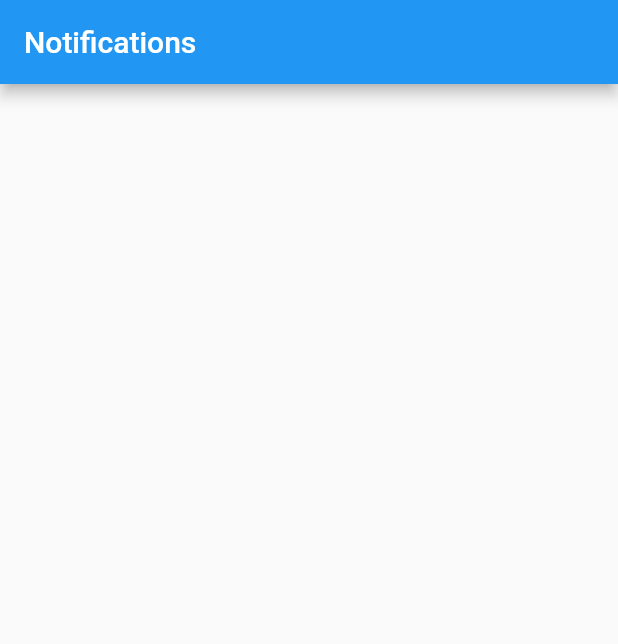
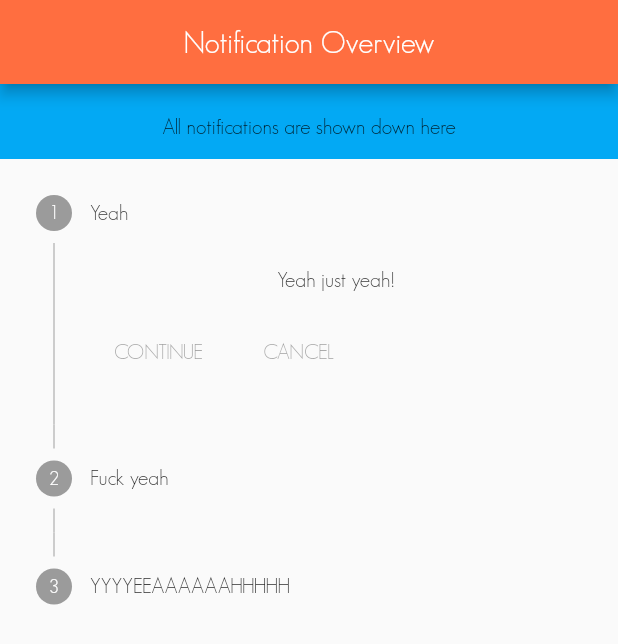
Before and after one commit to timlokers/Notification, a Flutter app: the screen it shows after launch, on a phone screen of 412 x 824 dp. Shown: the top 644 px of the screen. Run offline on Flutter 3.47's test engine with Material 2 defaults, Android fonts, the phone set to English and light mode, and no system bars.

Commit message:
new code

```diff
--- a/lib/main.dart
+++ b/lib/main.dart
@@ -12,7 +12,8 @@ class MyApp extends StatelessWidget {
     return MaterialApp(
       title: 'Flutter Demo',
       theme: ThemeData(
-        primarySwatch: Colors.blue,
+        primaryColor: Colors.deepOrangeAccent[200],
+        fontFamily: 'Geo'
       ),
       home: NotificationOverview(),
     );
--- /dev/null
+++ b/lib/model/notification.dart
@@ -0,0 +1,8 @@
+class Notification {
+  String id;
+  String description;
+  String priority;
+  DateTime timeStamp;
+
+  Notification({this.id, this.description, this.priority, this.timeStamp});
+}
--- a/lib/screens/notification_overview.dart
+++ b/lib/screens/notification_overview.dart
@@ -1,12 +1,45 @@
 import 'package:flutter/material.dart';
 
-class NotificationOverview extends StatelessWidget{
-
+class NotificationOverview extends StatelessWidget {
   @override
   Widget build(BuildContext context) {
     return Scaffold(
       appBar: AppBar(
-        title: Text('Notifications'),
+        centerTitle: true,
+        title: Text('Notification Overview'),
+      ),
+      body: Column(
+        children: <Widget>[
+          Container(
+            padding:
+                EdgeInsets.only(left: 0.0, top: 20.0, bottom: 0.0, right: 0.0),
+            color: Colors.lightBlue,
+            height: 50.0,
+            width: double.infinity,
+            child: Text(
+              'All notifications are shown down here',
+              textAlign: TextAlign.center,
+            ),
+          ),
+          SingleChildScrollView(
+            child: Container(
+              child: Stepper(steps: [
+                Step(
+                  title: Text('Yeah'),
+                  content: Text('Yeah just yeah!'),
+                ),
+                Step(
+                  title: Text('Fuck yeah'),
+                  content: Text('Yeah just fuck yeah!'),
+                ),
+                Step(
+                  title: Text('YYYYEEAAAAAAHHHHH'),
+                  content: Text('fuck, I shit my pants...'),
+                )
+              ]),
+            ),
+          )
+        ],
       ),
     );
   }
```
Also changed, not shown: pubspec.yaml (+4 -4 lines), assets/fonts/GeosansLight.ttf (added).
